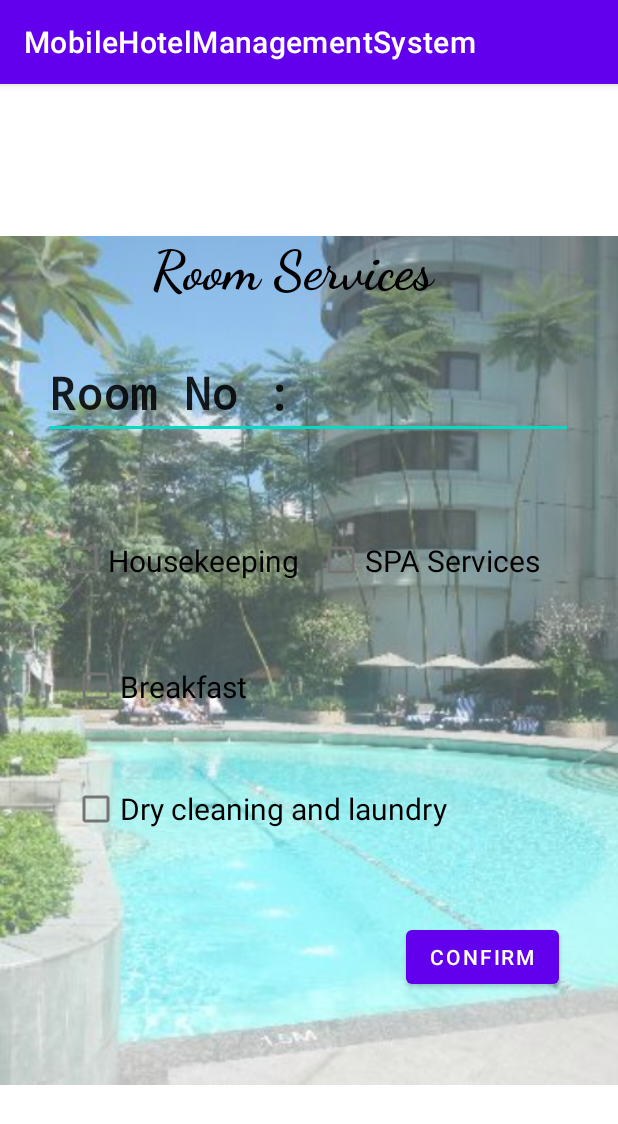
After one commit to MinnieYapMN/MobileHotelManagementSystem, an Android app: the room_services screen opened directly, with no data from a screen before it, on a phone screen of 412 x 824 dp. The commit adds this screen. Shown: the top 1124 px of the screen. Run offline under Robolectric (Android 15) with nearby library versions, the phone set to English and light mode, and no system bars.

Commit message:
main page and room services page

```diff
--- a/app/src/main/AndroidManifest.xml
+++ b/app/src/main/AndroidManifest.xml
@@ -9,7 +9,8 @@
         android:roundIcon="@mipmap/ic_launcher_round"
         android:supportsRtl="true"
         android:theme="@style/Theme.MobileHotelManagementSystem">
-        <activity android:name=".mainpage"></activity>
+        <activity android:name=".room_services"></activity>
+        <activity android:name=".mainpage" />
         <activity android:name=".loginpage" />
         <activity android:name=".MainActivity">
             <intent-filter>
--- a/app/src/main/java/com/example/mobilehotelmanagementsystem/mainpage.kt
+++ b/app/src/main/java/com/example/mobilehotelmanagementsystem/mainpage.kt
@@ -1,11 +1,22 @@
 package com.example.mobilehotelmanagementsystem
 
+import android.content.Intent
 import androidx.appcompat.app.AppCompatActivity
 import android.os.Bundle
+import android.provider.AlarmClock
+import android.view.View
 
 class mainpage : AppCompatActivity() {
     override fun onCreate(savedInstanceState: Bundle?) {
         super.onCreate(savedInstanceState)
         setContentView(R.layout.activity_mainpage)
     }
+    fun roomServices(view : View){
+        val greeting = "Room Services"
+
+        val intent = Intent(this, room_services::class.java).apply {
+            putExtra(AlarmClock.EXTRA_MESSAGE,greeting)
+        }
+        startActivity(intent)
+    }
 }
--- /dev/null
+++ b/app/src/main/java/com/example/mobilehotelmanagementsystem/room_services.kt
@@ -0,0 +1,15 @@
+package com.example.mobilehotelmanagementsystem
+
+import android.content.Intent
+import androidx.appcompat.app.AppCompatActivity
+import android.os.Bundle
+import android.provider.AlarmClock
+import android.view.View
+
+class room_services : AppCompatActivity() {
+    override fun onCreate(savedInstanceState: Bundle?) {
+        super.onCreate(savedInstanceState)
+        setContentView(R.layout.activity_room_services)
+    }
+
+}
--- a/app/src/main/res/layout/activity_loginpage.xml
+++ b/app/src/main/res/layout/activity_loginpage.xml
@@ -36,6 +36,8 @@
         android:layout_marginTop="71dp"
         android:ems="10"
         android:inputType="textPersonName"
+        android:fontFamily="monospace"
+        android:textStyle="bold"
         android:text="UserName :"
         app:layout_constraintEnd_toEndOf="parent"
         app:layout_constraintStart_toStartOf="parent"
@@ -50,10 +52,10 @@
         android:text="Password :"
         app:layout_constraintBottom_toBottomOf="parent"
         app:layout_constraintEnd_toEndOf="parent"
-        app:layout_constraintHorizontal_bias="0.496"
+        app:layout_constraintHorizontal_bias="0.517"
         app:layout_constraintStart_toStartOf="parent"
         app:layout_constraintTop_toBottomOf="@+id/editTextTextPersonName"
-        app:layout_constraintVertical_bias="0.218" />
+        app:layout_constraintVertical_bias="0.111" />
 
     <Button
         android:id="@+id/button7"
--- a/app/src/main/res/layout/activity_main.xml
+++ b/app/src/main/res/layout/activity_main.xml
@@ -22,9 +22,9 @@
 
     <TextView
         android:id="@+id/textView2"
-        android:layout_width="247dp"
-        android:layout_height="63dp"
-        android:fontFamily="sans-serif-condensed-medium"
+        android:layout_width="272dp"
+        android:layout_height="54dp"
+        android:fontFamily="sans-serif-condensed-light"
         android:freezesText="false"
         android:shadowColor="#FBFBFB"
         android:shadowDy="20"
@@ -35,11 +35,12 @@
         android:textColorHint="#9C27B0"
         android:textColorLink="#FFFFFF"
         android:textSize="36sp"
-        android:textStyle="bold|italic"
+        android:textStyle="bold"
         app:layout_constraintBottom_toBottomOf="parent"
         app:layout_constraintEnd_toEndOf="parent"
         app:layout_constraintStart_toStartOf="parent"
-        app:layout_constraintTop_toTopOf="parent" />
+        app:layout_constraintTop_toTopOf="parent"
+        app:layout_constraintVertical_bias="0.55" />
 
     <Button
         android:id="@+id/button"
--- a/app/src/main/res/layout/activity_mainpage.xml
+++ b/app/src/main/res/layout/activity_mainpage.xml
@@ -39,6 +39,7 @@
         android:layout_height="131dp"
         android:layout_marginBottom="10dp"
         android:fontFamily="sans-serif-condensed-medium"
+        android:onClick="roomServices"
         android:text="ROOM SERVICES"
         android:textColor="#FFEB3B"
         android:textSize="24sp"
@@ -64,10 +65,11 @@
         android:layout_height="wrap_content"
         android:layout_marginTop="50dp"
         android:layout_marginBottom="15dp"
-        android:fontFamily="monospace"
+        android:fontFamily="cursive"
         android:text="MAIN PAGE"
         android:textColor="#FFFFFF"
         android:textSize="36sp"
+        android:textStyle="bold"
         app:layout_constraintBottom_toTopOf="@+id/button2"
         app:layout_constraintEnd_toEndOf="parent"
         app:layout_constraintHorizontal_bias="0.476"
--- /dev/null
+++ b/app/src/main/res/layout/activity_room_services.xml
@@ -0,0 +1,125 @@
+<?xml version="1.0" encoding="utf-8"?>
+<androidx.constraintlayout.widget.ConstraintLayout xmlns:android="http://schemas.android.com/apk/res/android"
+    xmlns:app="http://schemas.android.com/apk/res-auto"
+    xmlns:tools="http://schemas.android.com/tools"
+    android:layout_width="match_parent"
+    android:layout_height="match_parent"
+    tools:context=".room_services">
+
+    <ImageView
+        android:id="@+id/imageView2"
+        android:layout_width="424dp"
+        android:layout_height="766dp"
+        android:tint="#45FFFCFC"
+        app:layout_constraintBottom_toBottomOf="parent"
+        app:layout_constraintEnd_toEndOf="parent"
+        app:layout_constraintHorizontal_bias="0.0"
+        app:layout_constraintStart_toStartOf="parent"
+        app:layout_constraintTop_toTopOf="parent"
+        app:srcCompat="@drawable/roomservices" />
+
+    <TextView
+        android:id="@+id/textView3"
+        android:layout_width="209dp"
+        android:layout_height="64dp"
+        android:layout_marginTop="100dp"
+        android:fontFamily="cursive"
+        android:text="Room Services"
+        android:textAllCaps="false"
+        android:textColor="#000000"
+        android:textSize="36sp"
+        android:textStyle="bold"
+        app:layout_constraintEnd_toEndOf="parent"
+        app:layout_constraintStart_toStartOf="parent"
+        app:layout_constraintTop_toTopOf="@+id/imageView2" />
+
+    <EditText
+        android:id="@+id/editTextTextPersonName2"
+        android:layout_width="wrap_content"
+        android:layout_height="wrap_content"
+        android:layout_marginStart="10dp"
+        android:layout_marginLeft="10dp"
+        android:layout_marginTop="10dp"
+        android:layout_marginEnd="10dp"
+        android:layout_marginRight="10dp"
+        android:ems="10"
+        android:fontFamily="monospace"
+        android:inputType="textPersonName"
+        android:text="Room No : "
+        android:textSize="30sp"
+        android:textStyle="bold"
+        app:layout_constraintEnd_toEndOf="parent"
+        app:layout_constraintHorizontal_bias="0.491"
+        app:layout_constraintStart_toStartOf="parent"
+        app:layout_constraintTop_toBottomOf="@+id/textView3" />
+
+    <CheckBox
+        android:id="@+id/checkBox"
+        android:layout_width="161dp"
+        android:layout_height="74dp"
+        android:layout_marginStart="40dp"
+        android:layout_marginLeft="40dp"
+        android:layout_marginTop="44dp"
+        android:text="Housekeeping"
+        android:textSize="20sp"
+        android:textAllCaps="false"
+        app:layout_constraintStart_toStartOf="parent"
+        app:layout_constraintTop_toBottomOf="@+id/editTextTextPersonName2" />
+
+    <CheckBox
+        android:id="@+id/checkBox3"
+        android:layout_width="258dp"
+        android:layout_height="69dp"
+        android:layout_marginStart="48dp"
+        android:layout_marginLeft="48dp"
+        android:layout_marginTop="10dp"
+        android:text="Dry cleaning and laundry"
+        android:textAllCaps="false"
+        android:textSize="20sp"
+        app:layout_constraintStart_toStartOf="parent"
+        app:layout_constraintTop_toBottomOf="@+id/checkBox4" />
+
+    <CheckBox
+        android:id="@+id/checkBox4"
+        android:layout_width="161dp"
+        android:layout_height="74dp"
+        android:layout_marginStart="48dp"
+        android:layout_marginLeft="48dp"
+        android:layout_marginTop="10dp"
+        android:text="Breakfast"
+        android:textAllCaps="false"
+        android:textSize="20sp"
+        app:layout_constraintStart_toStartOf="parent"
+        app:layout_constraintTop_toBottomOf="@+id/checkBox" />
+
+    <CheckBox
+        android:id="@+id/checkBox2"
+        android:layout_width="161dp"
+        android:layout_height="74dp"
+        android:layout_marginStart="10dp"
+        android:layout_marginLeft="10dp"
+        android:layout_marginTop="44dp"
+        android:layout_marginEnd="40dp"
+        android:layout_marginRight="40dp"
+        android:text="SPA Services"
+        android:textSize="20sp"
+        android:textAllCaps="false"
+        app:layout_constraintEnd_toEndOf="parent"
+        app:layout_constraintStart_toEndOf="@+id/checkBox"
+        app:layout_constraintTop_toBottomOf="@+id/editTextTextPersonName2" />
+
+    <Button
+        android:id="@+id/button5"
+        android:layout_width="wrap_content"
+        android:layout_height="wrap_content"
+        android:layout_marginTop="40dp"
+        android:onClick="confirm"
+        android:text="Confirm"
+        app:layout_constraintBottom_toBottomOf="parent"
+        app:layout_constraintEnd_toEndOf="parent"
+        app:layout_constraintHorizontal_bias="0.874"
+        app:layout_constraintStart_toStartOf="parent"
+        app:layout_constraintTop_toBottomOf="@+id/checkBox3"
+        app:layout_constraintVertical_bias="0.0" />
+
+</androidx.constraintlayout.widget.ConstraintLayout>
```
Also changed, not shown: app/src/main/res/drawable-v24/roomservices.jpg (added).
